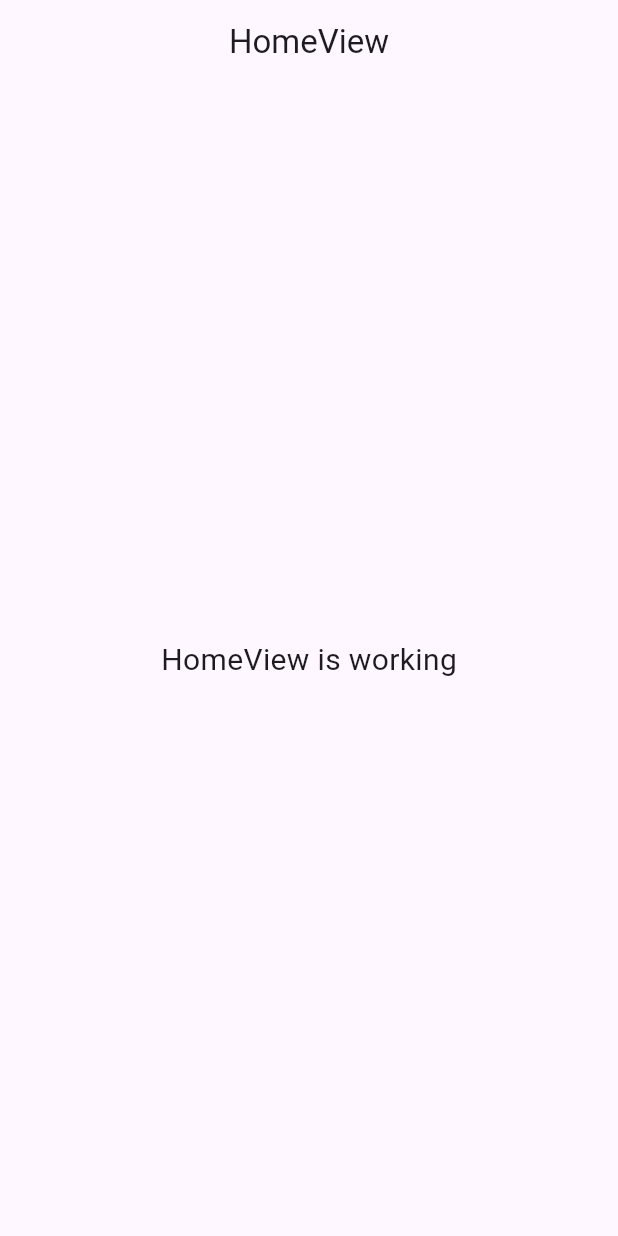
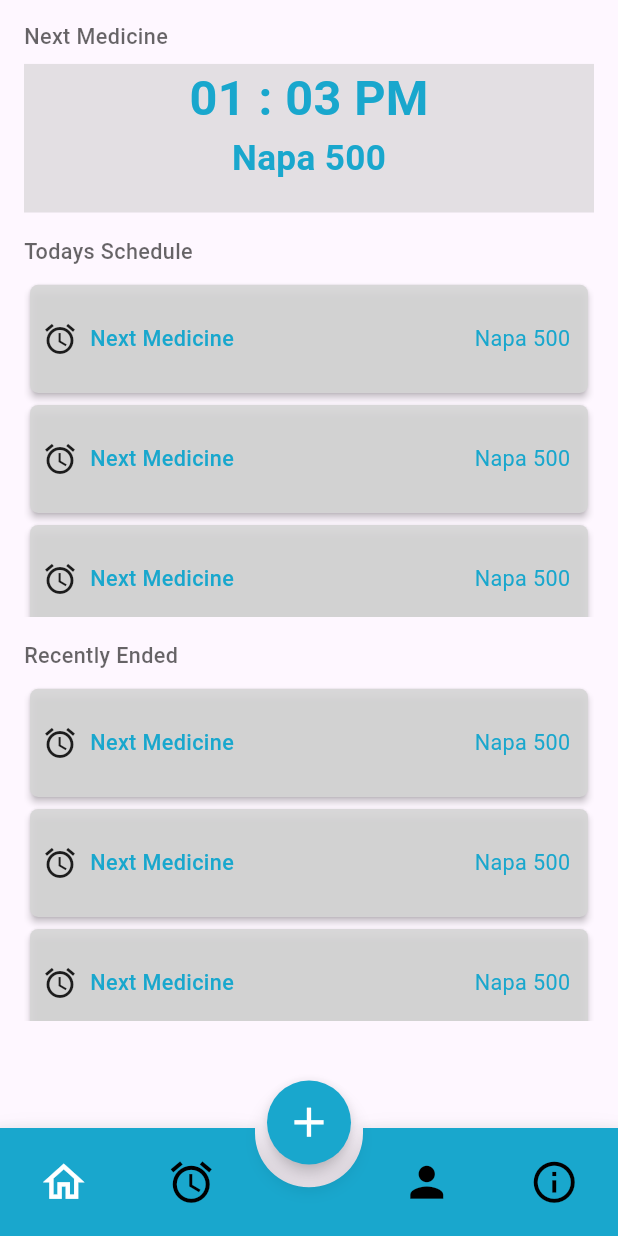
Before and after one commit to khandaker-shamsul-arafen/Medicine-Alarm, a Flutter app: the screen it shows after launch, on a phone screen of 412 x 824 dp. Run offline on Flutter 3.47's test engine with Material 2 defaults, Android fonts, the phone set to English and light mode, and no system bars; drawn by our look-alikes of animated_bottom_navigation_bar; our stand-ins replace flutter_screenutil, get; missing offline and left inert: circular_reveal_animation.

Commit message:
Home Page Done

```diff
--- /dev/null
+++ b/lib/app/constants/all_color.dart
@@ -0,0 +1,9 @@
+import 'dart:ui';
+
+class AllColors {
+  static const primaryColor = Color(0xFF19A7CD);
+  static const pureWhite = Color(0xFFFFFFFF);
+  static const pureBlack = Color(0xFF000000);
+  static const grey = Color(0xFFBABABA);
+  static const grey2 = Color(0xFFD5D5D5);
+}
--- /dev/null
+++ b/lib/app/constants/constant_value.dart
@@ -0,0 +1,3 @@
+const double fontSize14 = 14;
+const double fontSize16 = 16;
+const double fontSize36 = 36;
--- /dev/null
+++ b/lib/app/constants/constant_widget.dart
@@ -0,0 +1,28 @@
+import 'package:flutter/cupertino.dart';
+import 'package:flutter_screenutil/flutter_screenutil.dart';
+
+class ConstantWidget {
+  Widget gapeH(double height) {
+    return SizedBox(
+      height: height,
+    );
+  }
+
+  Widget gapeW(double width) {
+    return SizedBox(
+      width: width,
+    );
+  }
+
+  Widget gapeH8() {
+    return SizedBox(
+      height: 8.h,
+    );
+  }
+
+  Widget gapeW8() {
+    return SizedBox(
+      width: 8.w,
+    );
+  }
+}
--- /dev/null
+++ b/lib/app/constants/text_style.dart
@@ -0,0 +1,43 @@
+import 'package:flutter/material.dart';
+import 'package:flutter_screenutil/flutter_screenutil.dart';
+
+import 'all_color.dart';
+import 'constant_value.dart';
+
+class AllTextStyle {
+  textRegularStyle({
+    color = AllColors.pureBlack,
+    double fontSize = fontSize14,
+    fontWeight = FontWeight.w400,
+  }) {
+    return TextStyle(
+      fontSize: fontSize.sp,
+      color: color,
+      fontWeight: fontWeight,
+    );
+  }
+
+  textRegularStyle16({
+    color = AllColors.pureBlack,
+    double fontSize = fontSize16,
+    fontWeight = FontWeight.w500,
+  }) {
+    return TextStyle(
+      fontSize: fontSize.sp,
+      color: color,
+      fontWeight: fontWeight,
+    );
+  }
+
+  textRegularStyle20({
+    color = AllColors.pureBlack,
+    double fontSize = fontSize36,
+    fontWeight = FontWeight.bold,
+  }) {
+    return TextStyle(
+      fontSize: fontSize.sp,
+      color: color,
+      fontWeight: fontWeight,
+    );
+  }
+}
--- /dev/null
+++ b/lib/app/modules/bottom_navigation_bar/controllers/bottom_navigation_bar_controller.dart
@@ -0,0 +1,53 @@
+import 'package:flutter/material.dart';
+import 'package:get/get.dart';
+
+import '../../add_medicine/views/add_medicine_view.dart';
+import '../../home/views/home_view.dart';
+import '../../profile/views/profile_view.dart';
+import '../../running/views/running_view.dart';
+
+class BottomNavigationBarController extends GetxController
+    with GetTickerProviderStateMixin {
+  //TODO: Implement BottomNavigationBarController
+
+  RxInt currentIndex = 0.obs;
+  late TabController? tabController;
+
+  late AnimationController fabAnimationController;
+  late AnimationController borderRadiusAnimationController;
+  late Animation<double> fabAnimation;
+  late Animation<double> borderRadiusAnimation;
+  late CurvedAnimation fabCurve;
+  late CurvedAnimation borderRadiusCurve;
+  late AnimationController hideBottomBarAnimationController;
+
+  final iconList = <IconData>[
+    Icons.home_outlined,
+    Icons.alarm,
+    Icons.person,
+    Icons.info_outline,
+  ].obs;
+  var tabs = [
+    const HomeView(),
+    const RunningView(),
+    const ProfileView(),
+    const RunningView(),
+    const AddMedicineView(),
+  ];
+
+  @override
+  void onInit() {
+    //tabController = TabController(length: 4, vsync: this, initialIndex: 0);
+    super.onInit();
+  }
+
+  @override
+  void onReady() {
+    super.onReady();
+  }
+
+  @override
+  void onClose() {
+    super.onClose();
+  }
+}
--- /dev/null
+++ b/lib/app/modules/bottom_navigation_bar/views/bottom_navigation_bar_view.dart
@@ -0,0 +1,58 @@
+import 'package:animated_bottom_navigation_bar/animated_bottom_navigation_bar.dart';
+import 'package:flutter/material.dart';
+import 'package:flutter_screenutil/flutter_screenutil.dart';
+import 'package:get/get.dart';
+import 'package:medicine_alarm/app/constants/all_color.dart';
+
+import '../controllers/bottom_navigation_bar_controller.dart';
+
+class BottomNavigationBarView extends GetView<BottomNavigationBarController> {
+  const BottomNavigationBarView({Key? key}) : super(key: key);
+
+  @override
+  Widget build(BuildContext context) {
+    return Obx(() {
+      return Scaffold(
+        extendBody: true,
+        resizeToAvoidBottomInset: false,
+        //destination screen
+
+        body: controller.tabs[controller.currentIndex.value],
+
+        floatingActionButton: Padding(
+          padding: EdgeInsets.only(bottom: 8.0.h),
+          child: FloatingActionButton(
+            backgroundColor: AllColors.primaryColor,
+            shape: const CircleBorder(),
+            child: const Icon(
+              Icons.add,
+              size: 33,
+              color: AllColors.pureWhite,
+            ),
+            onPressed: () {
+              controller.currentIndex.value = 4;
+            },
+          ),
+        ),
+        floatingActionButtonLocation: FloatingActionButtonLocation.centerDocked,
+        bottomNavigationBar: AnimatedBottomNavigationBar(
+          icons: controller.iconList.value,
+          iconSize: 33,
+
+          activeIndex: controller.currentIndex.value,
+          height: 80.h,
+          activeColor: AllColors.pureWhite,
+          backgroundColor: AllColors.primaryColor,
+          gapLocation: GapLocation.center,
+          notchSmoothness: NotchSmoothness.verySmoothEdge,
+          leftCornerRadius: 0,
+          rightCornerRadius: 0,
+          onTap: (index) {
+            controller.currentIndex.value = index;
+          },
+          //other params
+        ),
+      );
+    });
+  }
+}
--- a/lib/app/modules/home/views/home_view.dart
+++ b/lib/app/modules/home/views/home_view.dart
@@ -1,7 +1,11 @@
 import 'package:flutter/material.dart';
+import 'package:flutter_screenutil/flutter_screenutil.dart';
+import 'package:get/get.dart';
+import 'package:medicine_alarm/app/constants/all_color.dart';
+import 'package:medicine_alarm/app/constants/constant_widget.dart';
+import 'package:medicine_alarm/app/constants/text_style.dart';
 
-import 'package:get/get.dart';
-
+import '../../../widget/home_card.dart';
 import '../controllers/home_controller.dart';
 
 class HomeView extends GetView<HomeController> {
@@ -10,14 +14,79 @@ class HomeView extends GetView<HomeController> {
   @override
   Widget build(BuildContext context) {
     return Scaffold(
-      appBar: AppBar(
-        title: const Text('HomeView'),
-        centerTitle: true,
-      ),
-      body: const Center(
-        child: Text(
-          'HomeView is working',
-          style: TextStyle(fontSize: 20),
+      body: SafeArea(
+        child: Padding(
+          padding: EdgeInsets.only(top: 16.0.h, left: 16.0.w, right: 16.0.w),
+          child: Column(
+            mainAxisAlignment: MainAxisAlignment.start,
+            crossAxisAlignment: CrossAxisAlignment.start,
+            children: [
+              Text(
+                'Next Medicine ',
+                style: AllTextStyle().textRegularStyle16(
+                    color: AllColors.pureBlack.withOpacity(0.6)),
+              ),
+              ConstantWidget().gapeH8(),
+              Container(
+                height: 110.h,
+                width: Get.width,
+                decoration: BoxDecoration(
+                  shape: BoxShape.rectangle,
+                  color: AllColors.grey.withOpacity(0.4),
+                ),
+                child: Column(
+                  mainAxisAlignment: MainAxisAlignment.start,
+                  crossAxisAlignment: CrossAxisAlignment.center,
+                  children: [
+                    Text(
+                      "01 : 03 PM",
+                      style: AllTextStyle()
+                          .textRegularStyle20(color: AllColors.primaryColor),
+                    ),
+                    Text(
+                      "Napa 500",
+                      style: AllTextStyle().textRegularStyle20(
+                          color: AllColors.primaryColor, fontSize: 26),
+                    )
+                  ],
+                ),
+              ),
+              ConstantWidget().gapeH(16),
+              Text(
+                'Todays Schedule ',
+                style: AllTextStyle().textRegularStyle16(
+                    color: AllColors.pureBlack.withOpacity(0.6)),
+              ),
+              ConstantWidget().gapeH8(),
+              Container(
+                height: 250.h,
+                child: ListView.builder(
+                    itemCount: 15,
+                    shrinkWrap: true,
+                    physics: const BouncingScrollPhysics(),
+                    itemBuilder: (BuildContext context, int index) {
+                      return HomeCard(time: '12:03', mediceneName: 'Histasin');
+                    }),
+              ),
+              ConstantWidget().gapeH(16),
+              Text(
+                'Recently Ended ',
+                style: AllTextStyle().textRegularStyle16(
+                    color: AllColors.pureBlack.withOpacity(0.6)),
+              ),
+              ConstantWidget().gapeH8(),
+              Container(
+                height: 250.h,
+                child: ListView.builder(
+                    itemCount: 15,
+                    shrinkWrap: true,
+                    physics: const BouncingScrollPhysics(),
+                    itemBuilder: (BuildContext context, int index) {
+                      return HomeCard(time: '12:03', mediceneName: 'Histasin');
+                    }),
+              ),
+            ],
+          ),
         ),
       ),
     );
--- a/lib/app/routes/app_pages.dart
+++ b/lib/app/routes/app_pages.dart
@@ -2,8 +2,12 @@ import 'package:get/get.dart';
 
 import '../modules/add_medicine/bindings/add_medicine_binding.dart';
 import '../modules/add_medicine/views/add_medicine_view.dart';
+import '../modules/bottom_navigation_bar/bindings/bottom_navigation_bar_binding.dart';
+import '../modules/bottom_navigation_bar/views/bottom_navigation_bar_view.dart';
 import '../modules/home/bindings/home_binding.dart';
 import '../modules/home/views/home_view.dart';
+import '../modules/profile/bindings/profile_binding.dart';
+import '../modules/profile/views/profile_view.dart';
 import '../modules/running/bindings/running_binding.dart';
 import '../modules/running/views/running_view.dart';
 
@@ -12,7 +16,7 @@ part 'app_routes.dart';
 class AppPages {
   AppPages._();
 
-  static const INITIAL = Routes.HOME;
+  static const INITIAL = Routes.BOTTOM_NAVIGATION_BAR;
 
   static final routes = [
     GetPage(
@@ -30,5 +34,15 @@ class AppPages {
       page: () => const AddMedicineView(),
       binding: AddMedicineBinding(),
     ),
+    GetPage(
+      name: _Paths.BOTTOM_NAVIGATION_BAR,
+      page: () => const BottomNavigationBarView(),
+      binding: BottomNavigationBarBinding(),
+    ),
+    GetPage(
+      name: _Paths.PROFILE,
+      page: () => const ProfileView(),
+      binding: ProfileBinding(),
+    ),
   ];
 }
--- a/lib/app/routes/app_routes.dart
+++ b/lib/app/routes/app_routes.dart
@@ -7,6 +7,8 @@ abstract class Routes {
   static const HOME = _Paths.HOME;
   static const RUNNING = _Paths.RUNNING;
   static const ADD_MEDICINE = _Paths.ADD_MEDICINE;
+  static const BOTTOM_NAVIGATION_BAR = _Paths.BOTTOM_NAVIGATION_BAR;
+  static const PROFILE = _Paths.PROFILE;
 }
 
 abstract class _Paths {
@@ -15,4 +17,6 @@ abstract class _Paths {
   static const HOME = '/home';
   static const RUNNING = '/running';
   static const ADD_MEDICINE = '/add-medicine';
+  static const BOTTOM_NAVIGATION_BAR = '/bottom-navigation-bar';
+  static const PROFILE = '/profile';
 }
--- /dev/null
+++ b/lib/app/widget/home_card.dart
@@ -0,0 +1,58 @@
+import 'package:flutter/material.dart';
+import 'package:flutter_screenutil/flutter_screenutil.dart';
+import 'package:medicine_alarm/app/constants/constant_widget.dart';
+
+import '../constants/all_color.dart';
+import '../constants/text_style.dart';
+
+class HomeCard extends StatelessWidget {
+  final String time;
+  final String mediceneName;
+  Color color;
+
+  const HomeCard
+
+  (
+
+  color{
+  Key? key,
+  required this.time,
+  required this.mediceneName,
+  }) : super(key: key);
+
+  @override
+  Widget build(BuildContext context) {
+  return Card(
+  shape: RoundedRectangleBorder(
+  borderRadius: BorderRadius.circular(6.r),
+  ),
+  color: AllColors.grey2.withOpacity(0.9),
+  elevation: 2,
+  child: SizedBox(
+  height: 80.h,
+  child: Padding(
+  padding: const EdgeInsets.all(8.0),
+  child: Row(
+  mainAxisAlignment: MainAxisAlignment.start,
+  crossAxisAlignment: CrossAxisAlignment.center,
+  children: [
+  Icon(Icons.alarm),
+  ConstantWidget().gapeW8(),
+  Text(
+  'Next Medicine ',
+  style: AllTextStyle()
+      .textRegularStyle16(color: AllColors.primaryColor),
+  ),
+  Spacer(),
+  Text(
+  'Napa 500 ',
+  style: AllTextStyle().textRegularStyle16(
+  color: AllColors.primaryColor,
+  fontWeight: FontWeight.w400),
+  ),
+  ],
+  ),
+  )),
+  );
+  }
+}
--- a/pubspec.yaml
+++ b/pubspec.yaml
@@ -21,6 +21,8 @@ dependencies:
   timezone: ^0.9.2
   permission_handler: ^10.2.0
   flutter_screenutil: ^5.8.1
+  animated_bottom_navigation_bar: ^1.2.0
+  circular_reveal_animation: ^2.0.1
 
 dev_dependencies:
   flutter_test:
```
Also changed, not shown: lib/app/modules/bottom_navigation_bar/bindings/bottom_navigation_bar_binding.dart (added, +20 -0 lines), lib/app/modules/profile/bindings/profile_binding.dart (added, +12 -0 lines), lib/app/modules/profile/controllers/profile_controller.dart (added, +24 -0 lines), lib/app/modules/profile/views/profile_view.dart (added, +25 -0 lines), lib/app/widget/navigation_screen.dart (added, +82 -0 lines), pubspec.lock, 1 other file.
